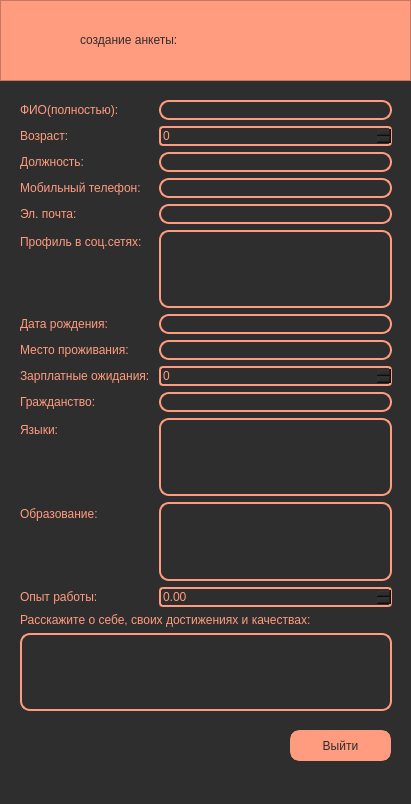
The window that anketa.ui (KawaiiZhele/Yandex-lyceum-1st-project) describes before a commit, drawn with Qt 5.
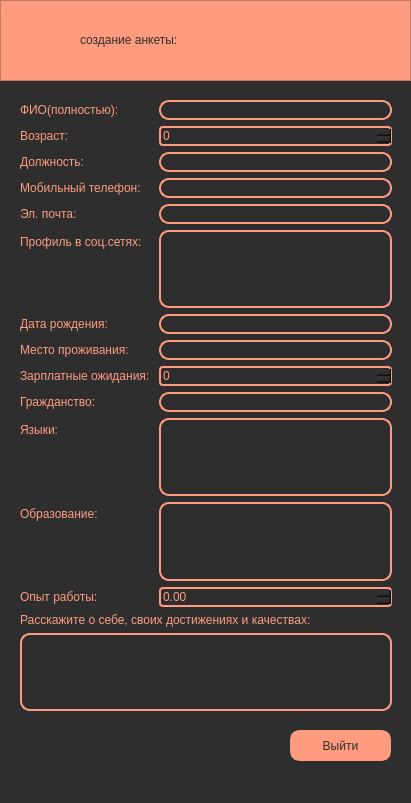
The same window after the commit.

```diff
--- a/anketa.ui
+++ b/anketa.ui
@@ -7,7 +7,7 @@
     <x>0</x>
     <y>0</y>
     <width>411</width>
-    <height>804</height>
+    <height>803</height>
    </rect>
   </property>
   <property name="windowTitle">
```
Left out of the diff: 41 changed lines with no effect on the pictures.
